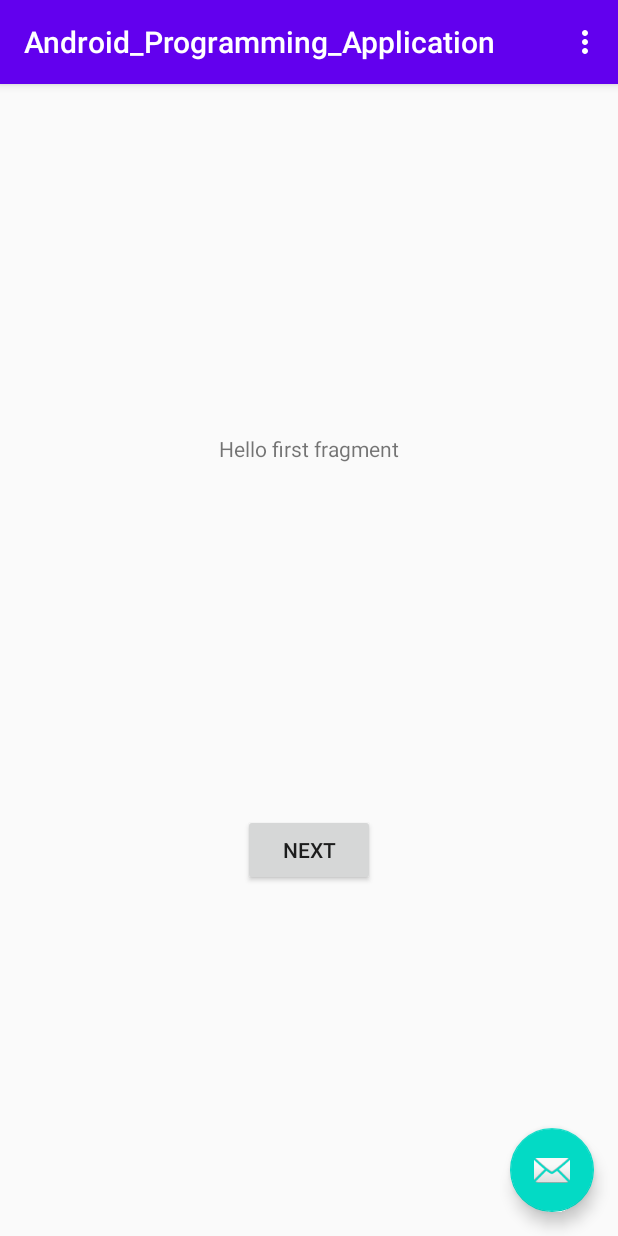
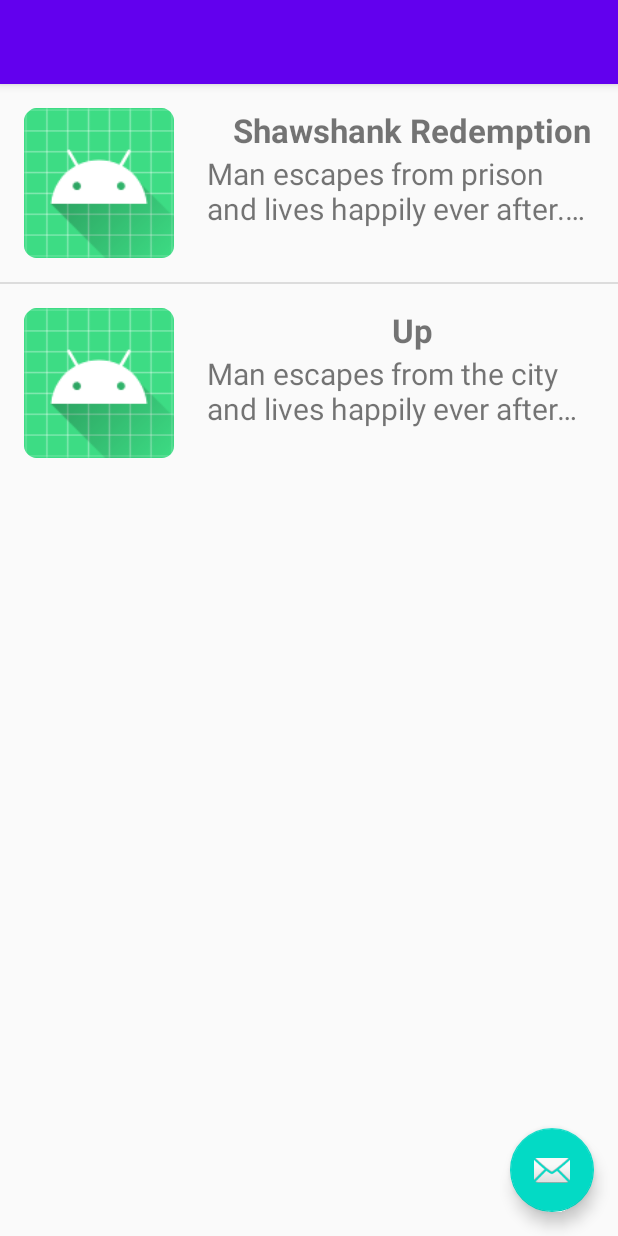
Before and after one commit to Johnny322/Android_Programming_Application, an Android app: the screen it shows after launch (MainActivity), on a phone screen of 412 x 824 dp. Run offline under Robolectric (Android 15) with nearby library versions, the phone set to English and light mode, and no system bars.

Commit message:
Added functionality for adding list to first fragment

```diff
--- a/app/src/main/java/com/example/android_programming_application/FirstFragment.java
+++ b/app/src/main/java/com/example/android_programming_application/FirstFragment.java
@@ -4,31 +4,45 @@ import android.os.Bundle;
 import android.view.LayoutInflater;
 import android.view.View;
 import android.view.ViewGroup;
+import android.widget.ListView;
 
 import androidx.annotation.NonNull;
 import androidx.fragment.app.Fragment;
 import androidx.navigation.fragment.NavHostFragment;
 
+import java.util.ArrayList;
+import java.util.List;
+
 public class FirstFragment extends Fragment {
+    private ListView listView;
+    private List<String> titleList = new ArrayList<>();
+    private List<String> infoList = new ArrayList<>();
 
     @Override
-    public View onCreateView(
-            LayoutInflater inflater, ViewGroup container,
-            Bundle savedInstanceState
-    ) {
+    public View onCreateView(LayoutInflater inflater, ViewGroup container, Bundle savedInstanceState) {
+        View view = inflater.inflate(R.layout.fragment_first, container, false);
+        listView = view.findViewById(R.id.listView);
+        initializeLists();
+        MovieAdaptor movieAdaptor = new MovieAdaptor(2, titleList, infoList);
+        listView.setAdapter(movieAdaptor);
         // Inflate the layout for this fragment
-        return inflater.inflate(R.layout.fragment_first, container, false);
+        return view;
     }
 
     public void onViewCreated(@NonNull View view, Bundle savedInstanceState) {
         super.onViewCreated(view, savedInstanceState);
-
-        view.findViewById(R.id.button_first).setOnClickListener(new View.OnClickListener() {
+        /*view.findViewById(R.id.button_first).setOnClickListener(new View.OnClickListener() {
             @Override
             public void onClick(View view) {
                 NavHostFragment.findNavController(FirstFragment.this)
                         .navigate(R.id.action_FirstFragment_to_SecondFragment);
             }
-        });
+        });*/
+    }
+    private void initializeLists() {
+        titleList.add("Shawshank Redemption");
+        titleList.add("Up");
+        infoList.add("Man escapes from prison and lives happily ever after. Some dudes die");
+        infoList.add("Man escapes from the city and lives happily ever after with some kid. Some dude die");
     }
 }
--- a/app/src/main/java/com/example/android_programming_application/MainActivity.java
+++ b/app/src/main/java/com/example/android_programming_application/MainActivity.java
@@ -1,5 +1,6 @@
 package com.example.android_programming_application;
 
+import android.graphics.Movie;
 import android.os.Bundle;
 
 import com.google.android.material.floatingactionbutton.FloatingActionButton;
@@ -11,14 +12,20 @@ import androidx.appcompat.widget.Toolbar;
 import android.view.View;
 import android.view.Menu;
 import android.view.MenuItem;
+import android.widget.ListView;
+
+import java.util.ArrayList;
+import java.util.List;
 
 public class MainActivity extends AppCompatActivity {
+
 
     @Override
     protected void onCreate(Bundle savedInstanceState) {
         super.onCreate(savedInstanceState);
         setContentView(R.layout.activity_main);
-        Toolbar toolbar = findViewById(R.id.toolbar);
+
+        /*Toolbar toolbar = findViewById(R.id.toolbar);
         setSupportActionBar(toolbar);
 
         FloatingActionButton fab = findViewById(R.id.fab);
@@ -28,7 +35,7 @@ public class MainActivity extends AppCompatActivity {
                 Snackbar.make(view, "Replace with your own action", Snackbar.LENGTH_LONG)
                         .setAction("Action", null).show();
             }
-        });
+        });*/
     }
 
     @Override
@@ -52,4 +59,5 @@ public class MainActivity extends AppCompatActivity {
 
         return super.onOptionsItemSelected(item);
     }
+
 }
--- /dev/null
+++ b/app/src/main/java/com/example/android_programming_application/MovieAdaptor.java
@@ -0,0 +1,54 @@
+package com.example.android_programming_application;
+
+import android.app.Activity;
+import android.text.Layout;
+import android.view.LayoutInflater;
+import android.view.View;
+import android.view.ViewGroup;
+import android.widget.BaseAdapter;
+import android.widget.ImageView;
+import android.widget.TextView;
+
+import java.util.List;
+
+public class MovieAdaptor extends BaseAdapter {
+    private int amount;
+    private List<String> titles;
+    private List<String> information;
+
+    public MovieAdaptor(int amount, List<String> titles, List<String> information) {
+        this.amount = amount;
+        this.titles = titles;
+        this.information = information;
+    }
+
+    @Override
+    public int getCount() {
+
+        return amount;
+    }
+
+    @Override
+    public Object getItem(int position) {
+        return null;
+    }
+
+    @Override
+    public long getItemId(int position) {
+        return 0;
+    }
+
+    @Override
+    public View getView(int position, View convertView, ViewGroup parent) {
+
+        View view = LayoutInflater.from(parent.getContext()).inflate(R.layout.moviescroller, null);
+        ImageView imageView = view.findViewById(R.id.imageView);
+        TextView titleView = view.findViewById(R.id.textViewTitle);
+        TextView infoView = view.findViewById(R.id.textViewInfo);
+
+        titleView.setText(titles.get(position));
+        infoView.setText(information.get(position));
+
+        return view;
+    }
+}
--- a/app/src/main/res/layout/fragment_first.xml
+++ b/app/src/main/res/layout/fragment_first.xml
@@ -1,28 +1,15 @@
 <?xml version="1.0" encoding="utf-8"?>
-<androidx.constraintlayout.widget.ConstraintLayout xmlns:android="http://schemas.android.com/apk/res/android"
-    xmlns:app="http://schemas.android.com/apk/res-auto"
-    xmlns:tools="http://schemas.android.com/tools"
-    android:layout_width="match_parent"
-    android:layout_height="match_parent"
-    tools:context=".FirstFragment">
+<RelativeLayout xmlns:android="http://schemas.android.com/apk/res/android"
+xmlns:app="http://schemas.android.com/apk/res-auto"
+xmlns:tools="http://schemas.android.com/tools"
+android:layout_width="match_parent"
+android:layout_height="match_parent"
+tools:context=".FirstFragment">
 
-    <TextView
-        android:id="@+id/textview_first"
-        android:layout_width="wrap_content"
+    <ListView
+        android:layout_width="match_parent"
         android:layout_height="wrap_content"
-        android:text="@string/hello_first_fragment"
-        app:layout_constraintBottom_toTopOf="@id/button_first"
-        app:layout_constraintEnd_toEndOf="parent"
-        app:layout_constraintStart_toStartOf="parent"
-        app:layout_constraintTop_toTopOf="parent" />
+        android:id="@+id/listView"
+        />
 
-    <Button
-        android:id="@+id/button_first"
-        android:layout_width="wrap_content"
-        android:layout_height="wrap_content"
-        android:text="@string/next"
-        app:layout_constraintBottom_toBottomOf="parent"
-        app:layout_constraintEnd_toEndOf="parent"
-        app:layout_constraintStart_toStartOf="parent"
-        app:layout_constraintTop_toBottomOf="@id/textview_first" />
-</androidx.constraintlayout.widget.ConstraintLayout>
+</RelativeLayout>
--- a/app/src/main/res/layout/fragment_second.xml
+++ b/app/src/main/res/layout/fragment_second.xml
@@ -1,27 +1,31 @@
 <?xml version="1.0" encoding="utf-8"?>
-<androidx.constraintlayout.widget.ConstraintLayout xmlns:android="http://schemas.android.com/apk/res/android"
+<RelativeLayout xmlns:android="http://schemas.android.com/apk/res/android"
     xmlns:app="http://schemas.android.com/apk/res-auto"
     xmlns:tools="http://schemas.android.com/tools"
     android:layout_width="match_parent"
     android:layout_height="match_parent"
     tools:context=".SecondFragment">
 
-    <TextView
-        android:id="@+id/textview_second"
-        android:layout_width="wrap_content"
-        android:layout_height="wrap_content"
-        app:layout_constraintBottom_toTopOf="@id/button_second"
-        app:layout_constraintEnd_toEndOf="parent"
-        app:layout_constraintStart_toStartOf="parent"
-        app:layout_constraintTop_toTopOf="parent" />
+    <ImageView
+        android:id="@+id/imageView"
+        android:layout_width="200dp"
+        android:layout_height="240dp"
+        android:layout_alignParentStart="true"
+        android:layout_alignParentLeft="true"
+        android:layout_alignParentTop="true"
+        android:layout_marginStart="14dp"
+        android:layout_marginLeft="14dp"
+        android:layout_marginTop="16dp"
+        android:layout_marginBottom="16dp"
+        app:srcCompat="@mipmap/ic_launcher" />
 
     <Button
         android:id="@+id/button_second"
-        android:layout_width="wrap_content"
-        android:layout_height="wrap_content"
-        android:text="@string/previous"
-        app:layout_constraintBottom_toBottomOf="parent"
-        app:layout_constraintEnd_toEndOf="parent"
-        app:layout_constraintStart_toStartOf="parent"
-        app:layout_constraintTop_toBottomOf="@id/textview_second" />
-</androidx.constraintlayout.widget.ConstraintLayout>
+        android:layout_width="139dp"
+        android:layout_height="138dp"
+        android:layout_marginBottom="50dp"
+        android:text="RETURN"
+
+
+        />
+</RelativeLayout>
--- /dev/null
+++ b/app/src/main/res/layout/moviescroller.xml
@@ -0,0 +1,55 @@
+<?xml version="1.0" encoding="utf-8"?>
+<RelativeLayout xmlns:android="http://schemas.android.com/apk/res/android"
+    xmlns:app="http://schemas.android.com/apk/res-auto"
+    xmlns:tools="http://schemas.android.com/tools"
+    android:layout_width="match_parent"
+    android:layout_height="match_parent"
+    tools:context=".FirstFragment">
+
+    <ImageView
+        android:id="@+id/imageView"
+        android:layout_width="100dp"
+        android:layout_height="100dp"
+        app:srcCompat="@mipmap/ic_launcher"
+        android:layout_marginStart="16dp"
+        android:layout_marginTop="16dp"
+        android:layout_marginBottom="16dp"
+        android:layout_alignParentTop="true"
+        android:layout_alignParentStart="true"
+        android:layout_marginLeft="16dp"
+        android:layout_alignParentLeft="true" />
+
+    <TextView
+        android:id="@+id/textViewTitle"
+        android:layout_width="match_parent"
+        android:layout_height="30dp"
+        android:text="Name"
+        android:gravity="center"
+        android:layout_toEndOf="@+id/imageView"
+        android:layout_toRightOf="@+id/imageView"
+        android:layout_alignTop="@+id/imageView"
+        android:layout_marginStart="22dp"
+        android:textStyle="bold"
+        android:autoSizeTextType="uniform"
+        android:autoSizeMinTextSize="12sp"
+        android:autoSizeMaxTextSize="100sp"
+        android:autoSizeStepGranularity="2sp"
+        android:layout_marginLeft="22dp" />
+
+    <TextView
+        android:text="Info"
+        android:id="@+id/textViewInfo"
+        android:layout_width="match_parent"
+        android:layout_height="wrap_content"
+        android:layout_alignBottom="@+id/imageView"
+        android:layout_below="@+id/textViewTitle"
+        android:layout_toEndOf="@+id/imageView"
+        android:layout_toRightOf="@+id/imageView"
+        android:layout_marginStart="22dp"
+        android:layout_marginEnd="22dp"
+        android:textSize="20dp"
+        android:layout_marginLeft="22dp"
+        android:ellipsize="end"
+        android:maxLines="2"
+        tools:ignore="UnknownId" />
+</RelativeLayout>
```
